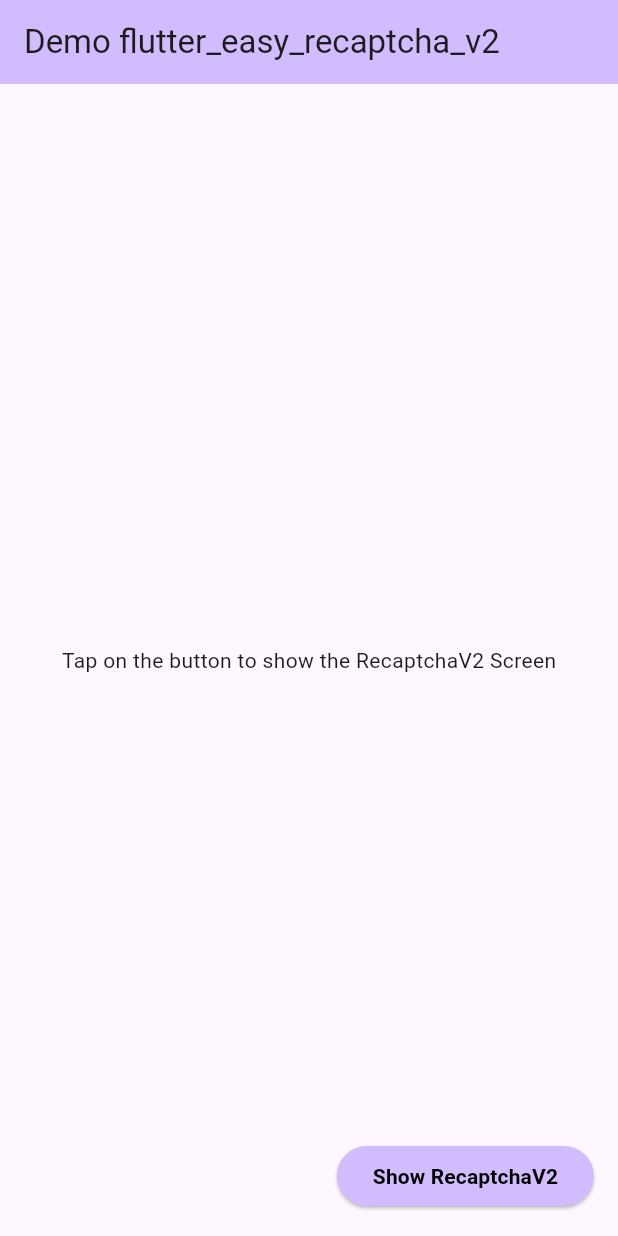
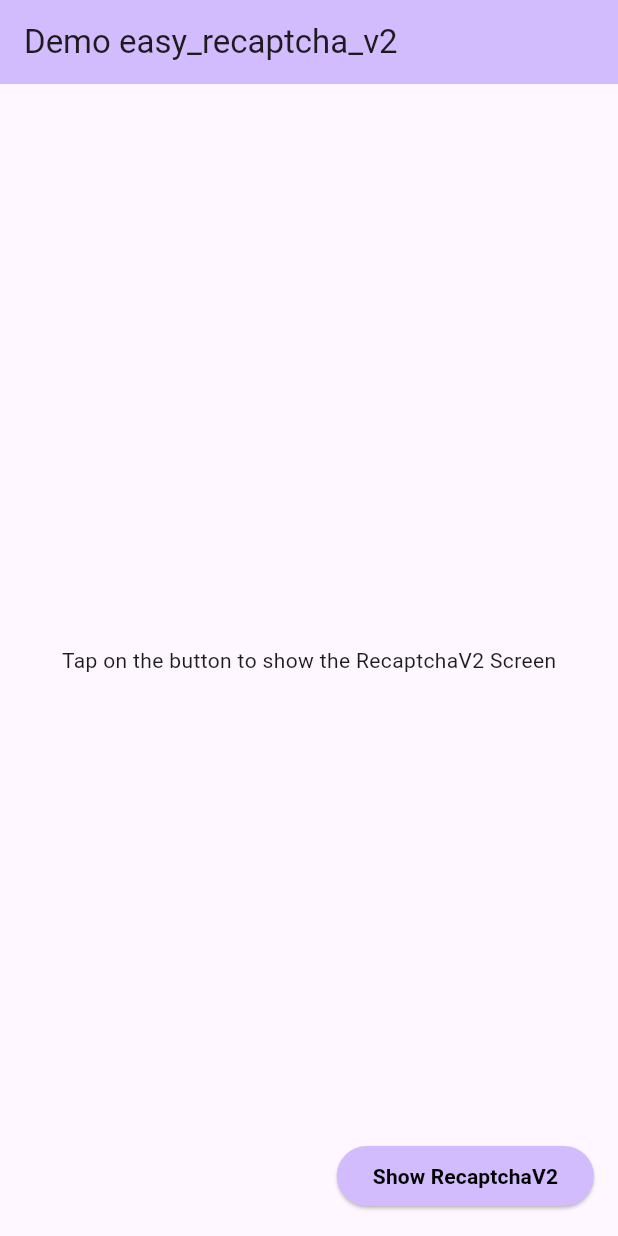
Before and after one commit to Harby-SoftwareEngineer/easy_recaptcha_v2, a Flutter app: the screen it shows after launch, on a phone screen of 412 x 824 dp. Run offline on Flutter 3.47's test engine with Material 3 defaults, Android fonts, the phone set to English and light mode, and no system bars; missing offline and left inert: flutter_inappwebview.

Commit message:
Rename package and files from flutter_easy_recaptcha_v2 to easy_recaptcha_v2; update references and asset paths; add language support to RecaptchaV2; update dependencies

```diff
--- a/example/lib/main.dart
+++ b/example/lib/main.dart
@@ -1,6 +1,6 @@
 import 'dart:developer';
 import 'package:flutter/material.dart';
-import 'package:flutter_easy_recaptcha_v2/flutter_easy_recaptcha_v2.dart';
+import 'package:easy_recaptcha_v2/easy_recaptcha_v2.dart';
 
 void main() async {
   runApp(const MyApp());
@@ -13,12 +13,12 @@ class MyApp extends StatelessWidget {
   @override
   Widget build(BuildContext context) {
     return MaterialApp(
-      title: 'Demo flutter_easy_recaptcha_v2 ',
+      title: 'Demo easy_recaptcha_v2',
       theme: ThemeData(
         colorScheme: ColorScheme.fromSeed(seedColor: Colors.deepPurple),
         useMaterial3: true,
       ),
-      home: const MyHomePage(title: 'Demo flutter_easy_recaptcha_v2 '),
+      home: const MyHomePage(title: 'Demo easy_recaptcha_v2'),
     );
   }
 }
@@ -106,7 +106,7 @@ class _MyHomePageState extends State<MyHomePage> {
         onPressed: () {
           _showRecaptchaBottomSheet(context);
         },
-        child: Text(
+        child: const Text(
           "Show RecaptchaV2",
           style: TextStyle(fontWeight: FontWeight.bold, color: Colors.black),
         ),
--- a/lib/flutter_easy_recaptcha_v2.dart
+++ b/lib/easy_recaptcha_v2.dart
@@ -1,4 +1,4 @@
-library flutter_easy_recaptcha_v2;
+library easy_recaptcha_v2;
 
 import 'dart:convert';
 import 'dart:developer';
@@ -10,12 +10,14 @@ InAppLocalhostServer localhostServer = InAppLocalhostServer();
 
 class RecaptchaV2 extends StatefulWidget {
   final String apiKey;
+  final String? lang;
 
   final ValueChanged<String>? onVerifiedSuccessfully;
 
   const RecaptchaV2({
     super.key,
     required this.apiKey,
+    this.lang = "en",
     this.onVerifiedSuccessfully,
   });
 
@@ -44,7 +46,7 @@ class _RecaptchaV2State extends State<RecaptchaV2> {
             initialUrlRequest: URLRequest(
               url: WebUri.uri(
                 Uri.parse(
-                  "http://localhost:8080/packages/flutter_easy_recaptcha_v2/assets/index.html?api_key=${widget.apiKey}",
+                  "http://localhost:8080/packages/easy_recaptcha_v2/assets/index.html?api_key=${widget.apiKey}&hl=${widget.lang}",
                 ),
               ),
             ),
@@ -59,7 +61,7 @@ class _RecaptchaV2State extends State<RecaptchaV2> {
               });
             },
             onConsoleMessage: (controller, consoleMessage) {
-              log("[flutter_easy_recaptcha_v2] consoleMessage ${consoleMessage.message}");
+              log("[easy_recaptcha_v2] consoleMessage ${consoleMessage.message}");
               if (consoleMessage.messageLevel == ConsoleMessageLevel.LOG &&
                   // Verifying if the string is a token or not.
                   consoleMessage.message.length > 70) {
@@ -95,10 +97,10 @@ Future<bool> verifyRecaptchaV2Token({
     if (json['success']) {
       return true;
     } else {
-      log("[flutter_easy_recaptcha_v2] Error while verifying recaptcha token: ${json['error-codes'].toString()}");
+      log("[easy_recaptcha_v2] Error while verifying recaptcha token: ${json['error-codes'].toString()}");
       return false;
     }
   }
-  log("[flutter_easy_recaptcha_v2] Error while verifying recaptcha token");
+  log("[easy_recaptcha_v2] Error while verifying recaptcha token");
   return false;
 }
--- a/pubspec.yaml
+++ b/pubspec.yaml
@@ -1,7 +1,7 @@
-name: flutter_easy_recaptcha_v2
+name: easy_recaptcha_v2
 description: "A Flutter package that enables seamless integration of Google reCAPTCHA v2 into your app."
 version: 0.1.0
-homepage: https://github.com/mohamedbenalima/flutter_easy_recaptcha_v2.git
+homepage: https://github.com/Harby-SoftwareEngineer/easy_recaptcha_v2.git
 
 environment:
   sdk: ^3.6.1
@@ -26,7 +26,7 @@ flutter:
 
   # To add assets to your package, add an assets section, like this:
   assets:
-    - packages/flutter_easy_recaptcha_v2/assets/index.html
+    - lib/assets/index.html
   #
   # For details regarding assets in packages, see
   # https://flutter.dev/to/asset-from-package
```
Also changed, not shown: example/pubspec.yaml (+1 -7 lines), example/pubspec.lock, 4 other files.
